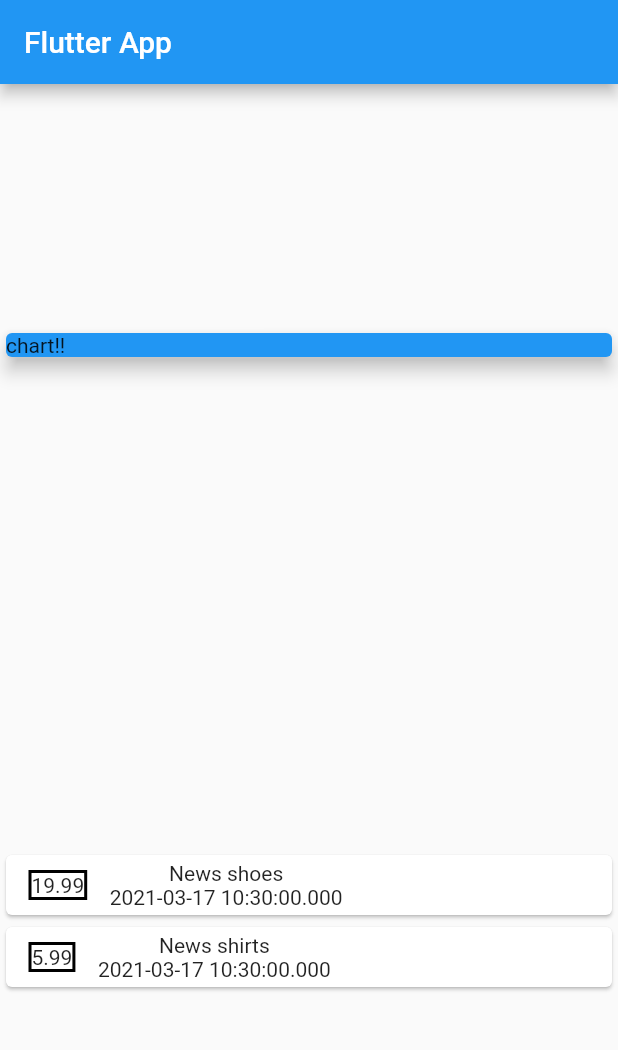
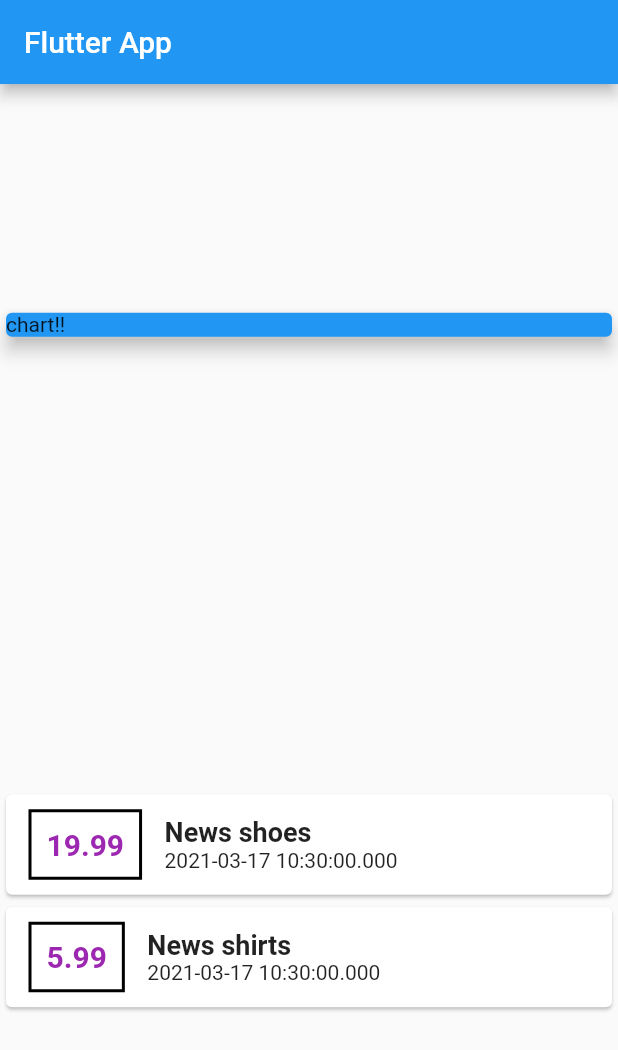
Before and after one commit to MRenteriaDev/Personal-Expense-App, a Flutter app: the screen it shows after launch, on a phone screen of 412 x 824 dp. Shown: the top 1050 px of the screen. Run offline on Flutter 3.47's test engine with Material 2 defaults, Android fonts, the phone set to English and light mode, and no system bars.

Commit message:
Adding more styling

```diff
--- a/lib/main.dart
+++ b/lib/main.dart
@@ -61,13 +61,26 @@ class MyHomePage extends StatelessWidget {
                         width: 2,
                       ),
                     ),
+                    padding: EdgeInsets.all(10),
                     child: Text(
                       tx.amount.toString(),
+                      style: TextStyle(
+                        fontWeight: FontWeight.bold,
+                        fontSize: 20,
+                        color: Colors.purple,
+                      ),
                     ),
                   ),
                   Column(
+                    crossAxisAlignment: CrossAxisAlignment.start,
                     children: <Widget>[
-                      Text(tx.title),
+                      Text(
+                        tx.title,
+                        style: TextStyle(
+                          fontSize: 18,
+                          fontWeight: FontWeight.bold,
+                        ),
+                      ),
                       Text(
                         tx.date.toString(),
                       ),
```
